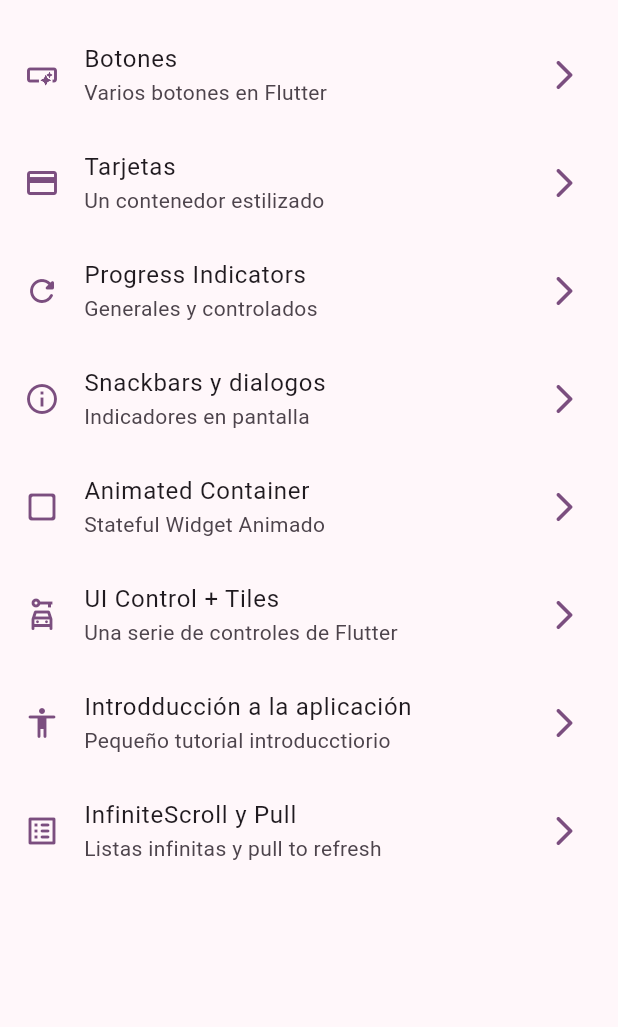
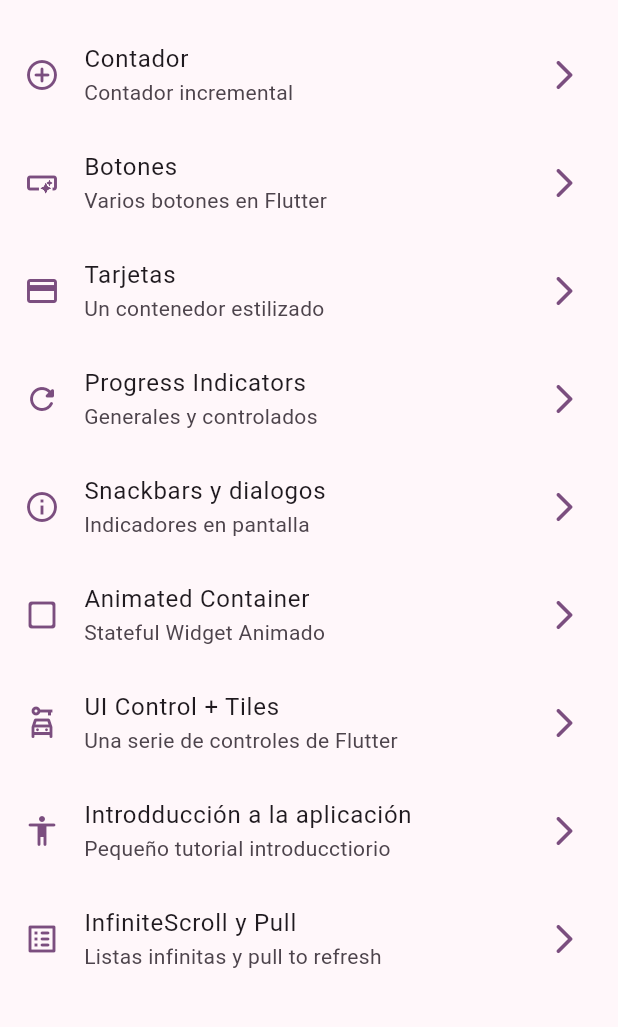
Before and after one commit to Rogerr14/Material-3-Flutter, a Flutter app: the screen it shows after launch, on a phone screen of 412 x 824 dp, the part 63-1090 px from its top. Run offline on Flutter 3.47's test engine with Material 3 defaults, Android fonts, the phone set to English and light mode, and no system bars; our stand-ins replace animate_do, flutter_riverpod, go_router.

Commit message:
contador screen tutorial Riverpod end

```diff
--- a/lib/config/menu/menu_items.dart
+++ b/lib/config/menu/menu_items.dart
@@ -15,6 +15,12 @@ class MenuItem {
 }
 
 const appMenuItems = <MenuItem>[
+   MenuItem(
+    title: 'Contador',
+    subTitle: 'Contador incremental',
+    link: '/counter',
+    icon: Icons.add_circle_outline_rounded
+  ),
   MenuItem(
     title: 'Botones',
     subTitle: 'Varios botones en Flutter',
@@ -66,4 +72,5 @@ const appMenuItems = <MenuItem>[
     link: '/infinite',
     icon: Icons.list_alt_rounded
   ),
+
 ];
--- a/lib/config/router/app_router.dart
+++ b/lib/config/router/app_router.dart
@@ -1,5 +1,6 @@
 
 import 'package:go_router/go_router.dart';
+import 'package:widgets_app/presentation/screens/counter/counter_screen.dart';
 import 'package:widgets_app/presentation/screens/screens.dart';
 import 'package:widgets_app/presentation/screens/snackbar/snackbar_screen.dart';
 
@@ -51,4 +52,9 @@ final appRouter = GoRouter(
     name: InfiniteScrollScreen.name,
     builder: (context, state) => const InfiniteScrollScreen(),
   ),
+  GoRoute(
+    path: '/counter',
+    name: CounterScreen.name,
+    builder: (context, state) => const CounterScreen(),
+  ),
 ]);
--- a/lib/main.dart
+++ b/lib/main.dart
@@ -1,9 +1,12 @@
 import 'package:flutter/material.dart';
+import 'package:flutter_riverpod/flutter_riverpod.dart';
 import 'package:widgets_app/config/router/app_router.dart';
 import 'package:widgets_app/config/theme/app_theme.dart';
 
 void main() {
-  runApp(const MainApp());
+  runApp(const ProviderScope(
+    child: MainApp()
+  ));
 }
 
 class MainApp extends StatelessWidget {
--- /dev/null
+++ b/lib/presentation/providers/theme_provider.dart
@@ -0,0 +1,4 @@
+
+import 'package:flutter_riverpod/flutter_riverpod.dart';
+
+final themeProvider= StateProvider((ref) => false);
--- a/lib/presentation/screens/screens.dart
+++ b/lib/presentation/screens/screens.dart
@@ -1,3 +1,5 @@
+export  'package:widgets_app/presentation/screens/counter/counter_screen.dart';
+
 export 'package:flutter/material.dart';
 export 'package:widgets_app/presentation/screens/animated/animated_screen.dart';
 export 'package:widgets_app/presentation/screens/app_tutorial/app_tutorial_screen.dart';
--- a/pubspec.yaml
+++ b/pubspec.yaml
@@ -10,6 +10,7 @@ dependencies:
   animate_do: ^3.3.3
   flutter:
     sdk: flutter
+  flutter_riverpod: ^2.4.10
   go_router: ^13.2.0
 
 dev_dependencies:
```
Also changed, not shown: lib/presentation/providers/counter_provider.dart (added, +7 -0 lines), lib/presentation/screens/counter/counter_screen.dart (added, +45 -0 lines), pubspec.lock.
